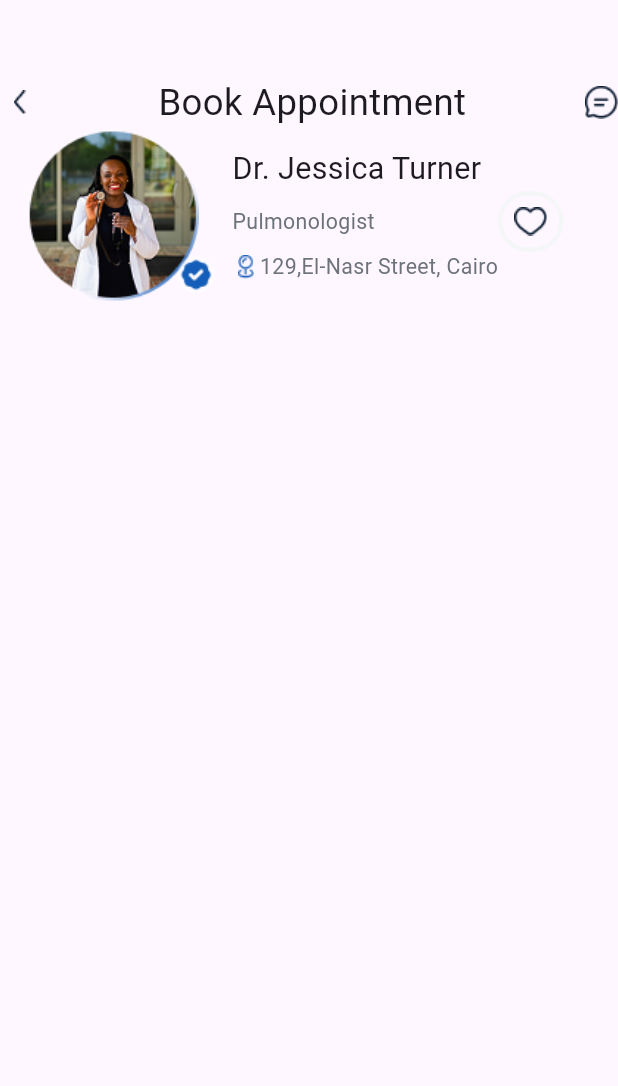
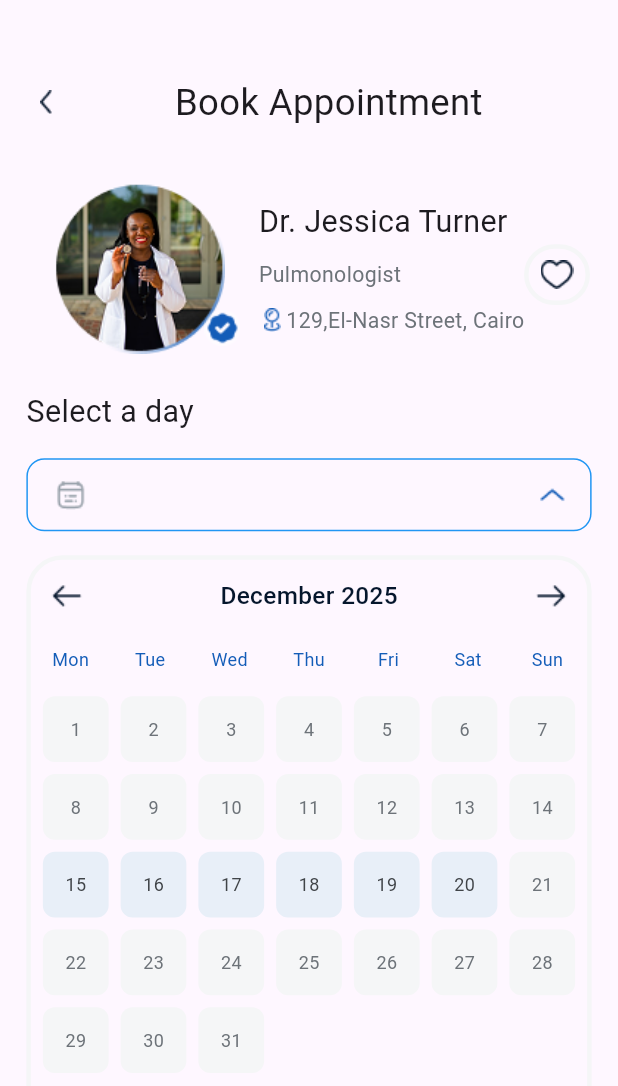
Before and after one commit to Huma-volve/Round-8-mobile-Cure-team1, a Flutter app: the Bookappointment screen opened by its route, on a phone screen of 412 x 824 dp. Shown: the top 1086 px of the screen. Run offline on Flutter 3.47's test engine with Material 3 defaults, Android fonts, the phone set to English and light mode, and no system bars; our stand-ins replace cross_file, flutter_bloc, flutter_screenutil, flutter_svg, freezed_annotation, get_it and 8 more; accounts and stored records are empty; Roboto replaces fonts that are missing (Montserrat, georgia).

Commit message:
create apointment calender

```diff
--- a/lib/core/style/colors/colors_light.dart
+++ b/lib/core/style/colors/colors_light.dart
@@ -15,6 +15,8 @@ class ColorsLight {
   static const Color transparentBrightYellow=Color(0xffF9E000);
   static const Color vividYellow=Color(0xffF9E000);
   static const Color red=Color(0xffFC4B4E);
-
+ static const Color grey1 = Color(0xffF5F6F7);
+ static const Color grey2 = Color(0xffE8EFF8);
+ static const Color darkGrey = Color(0xff404448);
 
 }
--- a/lib/core/utils/assets.dart
+++ b/lib/core/utils/assets.dart
@@ -4,7 +4,15 @@ class Assets {
 
   static const String resourceImagesAddReview = "assets/images/add_review.png";
 
+  static const String resourceImagesAltArrowDown = "assets/images/Alt_Arrow_Down.png";
+
   static const String resourceImagesArrowImage = "assets/images/arrow_image.png";
+
+  static const String resourceImagesArrowLeft = "assets/images/arrow-left.png";
+
+  static const String resourceImagesArrowRight = "assets/images/arrow-right.png";
+
+  static const String resourceImagesCalendar02 = "assets/images/calendar-02.png";
 
   static const String resourceImagesCamera = "assets/images/Camera.svg";
 
--- a/lib/features/Booking/presentation/screens/book_apointmennt_.dart
+++ b/lib/features/Booking/presentation/screens/book_apointmennt_.dart
@@ -1,7 +1,11 @@
+
+import 'package:cure_team_1/core/style/theme/app_text_styles.dart';
+import 'package:cure_team_1/features/Booking/presentation/widgets/calender.dart';
 import 'package:cure_team_1/features/Booking/presentation/widgets/doctor_details_screen_appbar.dart';
 import 'package:cure_team_1/features/Booking/presentation/widgets/doctor_details_widget.dart';
 import 'package:flutter/material.dart';
 import 'package:flutter_screenutil/flutter_screenutil.dart';
+
 
 class Bookappointment extends StatelessWidget {
   const Bookappointment({super.key});
@@ -9,12 +13,22 @@ class Bookappointment extends StatelessWidget {
   @override
   Widget build(BuildContext context) {
     return Scaffold(
-      body: Column(
-        children: [
-          SizedBox(height: 50.h,),
-            const BookingAppBar(title: 'Book Appointment',ismessageIconEnable: true,),
-            const DoctorDetailsWidget(),
-        ],
+      body: Padding(
+        padding:  EdgeInsets.symmetric(horizontal: 16.w),
+        child: Column(
+          crossAxisAlignment: CrossAxisAlignment.start,
+          children: [
+            SizedBox(height: 50.h,),
+              const BookingAppBar(title: 'Book Appointment',ismessageIconEnable: false,),
+               SizedBox(height: 35.h,),
+              const DoctorDetailsWidget(),
+               SizedBox(height: 24.h,),
+              Text('Select a day',style: AppTextStyles.georgiaRegular20,),
+              SizedBox(height: 16.h,),
+           Expanded(child:    SingleMonthCalendar())
+
+          ],
+        ),
       ),
     );
   }
--- /dev/null
+++ b/lib/features/Booking/presentation/widgets/calender.dart
@@ -0,0 +1,224 @@
+import 'package:cure_team_1/core/style/colors/colors_light.dart';
+import 'package:cure_team_1/core/style/theme/app_text_styles.dart';
+import 'package:cure_team_1/core/utils/assets.dart';
+import 'package:flutter/material.dart';
+import 'package:flutter_screenutil/flutter_screenutil.dart';
+
+class SingleMonthCalendar extends StatefulWidget {
+  const SingleMonthCalendar({super.key});
+
+  @override
+  State<SingleMonthCalendar> createState() => _SingleMonthCalendarState();
+}
+
+class _SingleMonthCalendarState extends State<SingleMonthCalendar> {
+  DateTime currentMonth = DateTime.now();
+  DateTime? selectedDate;
+
+  String? selectedDayName;
+  String? selectedMonthName;
+  String? selectedDayNumber;
+
+  List<int> availableDays = [15,16,17,18,19,20];
+
+  final monthNames = [
+    "",
+    "January","February","March","April","May","June",
+    "July","August","September","October","November","December"
+  ];
+
+  final weekDays = ["Mon", "Tue", "Wed", "Thu", "Fri", "Sat", "Sun"];
+
+  String getWeekdayName(DateTime date) {
+    const names = [
+      "Monday","Tuesday","Wednesday","Thursday","Friday","Saturday","Sunday"
+    ];
+    return names[date.weekday - 1];
+  }
+
+  @override
+  Widget build(BuildContext context) {
+    final daysInMonth =
+        DateTime(currentMonth.year, currentMonth.month + 1, 0).day;
+
+    return Column(
+      children: [
+        // ---------------- TOP CONTAINER ----------------
+        SelectedAppointementWidget(selectedDayName: selectedDayName, selectedMonthName: selectedMonthName, selectedDayNumber: selectedDayNumber),
+
+        const SizedBox(height: 16),
+
+        // ---------------- HEADER ----------------
+
+         Container(
+          height: 400.58.h,
+          width: double.infinity,
+          decoration: BoxDecoration(
+            border: Border.all(width: 3,color: ColorsLight.lightGray),
+            borderRadius: BorderRadius.circular(24)
+          ),
+          child:Column(
+            children: [
+          Row(
+          mainAxisAlignment: MainAxisAlignment.spaceBetween,
+          children: [
+            IconButton(
+              icon: Image.asset(Assets.resourceImagesArrowLeft),
+              onPressed: () {
+                setState(() {
+                  currentMonth =
+                      DateTime(currentMonth.year, currentMonth.month - 1);
+                  selectedDate = null;
+                  selectedDayName = null;
+                  selectedMonthName = null;
+                  selectedDayNumber = null;
+                });
+              },
+            ),
+            Text(
+              "${monthNames[currentMonth.month]} ${currentMonth.year}",
+              style: AppTextStyles.montserratMedum16.copyWith(color: ColorsLight.prussianBlue)
+            ),
+            IconButton(
+              icon: Image.asset(Assets.resourceImagesArrowRight),
+              onPressed: () {
+                setState(() {
+                  currentMonth =
+                      DateTime(currentMonth.year, currentMonth.month + 1);
+                  selectedDate = null;
+                  selectedDayName = null;
+                  selectedMonthName = null;
+                  selectedDayNumber = null;
+                });
+              },
+            ),
+          ],
+                 ),
+
+
+
+
+         const SizedBox(height: 10),
+
+                 // ---------------- WEEKDAY ROW ----------------
+                 Row(
+          mainAxisAlignment: MainAxisAlignment.spaceBetween,
+          children: weekDays.map((d) {
+            return Expanded(
+              child: Center(
+                child: Text(
+                  d,
+                  style:AppTextStyles.montserratRegular14.copyWith(fontSize: 12,color: ColorsLight.royalBlue)
+                ),
+              ),
+            );
+          }).toList(),
+                 ),
+
+                 const SizedBox(height: 8),
+           // ---------------- GRID ----------------
+                 Expanded(
+          child: GridView.builder(
+            padding: const EdgeInsets.all(8),
+            gridDelegate: const SliverGridDelegateWithFixedCrossAxisCount(
+              crossAxisCount: 7,
+              crossAxisSpacing: 8,
+              mainAxisSpacing: 8,
+            ),
+            itemCount: daysInMonth,
+            itemBuilder: (context, index) {
+              final day = index + 1;
+              final date =
+                  DateTime(currentMonth.year, currentMonth.month, day);
+
+              final bool isAvailable = availableDays.contains(day);
+
+              return GestureDetector(
+                onTap: isAvailable
+                    ? () {
+                        setState(() {
+                          selectedDate = date;
+                          selectedDayName = getWeekdayName(date);
+                          selectedMonthName = monthNames[currentMonth.month];
+                          selectedDayNumber = day.toString();
+                        });
+                      }
+                    : null,
+                child: Container(
+                  height: 42.h,
+                  width: 42.w,
+                  decoration: BoxDecoration(
+                    color: selectedDate == date
+                        ? Colors.blue
+                        : isAvailable
+                            ? ColorsLight.grey2
+                            : ColorsLight.grey1,
+                    borderRadius: BorderRadius.circular(8),
+                  ),
+                  alignment: Alignment.center,
+                  child: Text(
+                    "$day",
+                    style: AppTextStyles.montserratRegular14.copyWith(color:isAvailable?ColorsLight.darkGrey: ColorsLight.blueGray,fontSize: 12)
+                  ),
+                ),
+              );
+            },
+          ),
+                 ),
+            ],
+          )),
+
+
+
+
+
+      ],
+    );
+  }
+}
+
+class SelectedAppointementWidget extends StatelessWidget {
+  const SelectedAppointementWidget({
+    super.key,
+    required this.selectedDayName,
+    required this.selectedMonthName,
+    required this.selectedDayNumber,
+  });
+
+  final String? selectedDayName;
+  final String? selectedMonthName;
+  final String? selectedDayNumber;
+
+  @override
+  Widget build(BuildContext context) {
+    return Container(
+      height: 48.h,
+      width: double.infinity,
+      decoration: BoxDecoration(
+        border: Border.all(width: 1, color: Colors.blue),
+        borderRadius: BorderRadius.circular(12),
+      ),
+      padding:  EdgeInsets.only(left: 16.w,right: 12.w),
+      child: Row(
+        children: [
+           SizedBox(
+            width: 20.w,
+            height: 20.h,
+            child: Image.asset(Assets.resourceImagesCalendar02)),
+         SizedBox(width: 8.w,),
+          if (selectedDayName != null)
+            Row(
+
+              children: [
+                Text('${selectedDayName!},', style: AppTextStyles.montserratMedum16.copyWith(fontSize: 14,color: ColorsLight.prussianBlue)),
+                Text(selectedMonthName!, style: AppTextStyles.montserratMedum16.copyWith(fontSize: 14,color: ColorsLight.prussianBlue)),
+                Text(selectedDayNumber!,style: AppTextStyles.montserratMedum16.copyWith(fontSize: 14,color: ColorsLight.prussianBlue))
+              ],
+            ),
+          Spacer(),
+             Image.asset(Assets.resourceImagesAltArrowDown),
+        ],
+      ),
+    );
+  }
+}
--- a/lib/features/Booking/presentation/widgets/scrollable_content.dart
+++ b/lib/features/Booking/presentation/widgets/scrollable_content.dart
@@ -32,7 +32,8 @@ class ScrollableContent extends StatelessWidget {
             SizedBox(height: 24.h,),
            const AddReviewAndRating(),
            SizedBox(height: 24.h,),
-           const   CommentDesplay()
+           const   CommentDesplay(),
+           SizedBox(height:300.h),
           ],
         ),
       ],
--- a/lib/main.dart
+++ b/lib/main.dart
@@ -12,8 +12,6 @@ void main() async {
   Bloc.observer = AppBlocObserver();
   await SharedPref().instantiatePreferences();
   await setupInjector();
-
-  //عشان لما التلفون يقلب على الجمب البرنامج  ميقلبش معاه
   await SystemChrome.setPreferredOrientations(
     [DeviceOrientation.portraitDown, DeviceOrientation.portraitUp],
   );
--- a/pubspec.yaml
+++ b/pubspec.yaml
@@ -27,12 +27,12 @@ dependencies:
   intl_phone_number_input: ^0.7.5
   permission_handler: ^11.2.0
   pinput: ^6.0.1
+  scrollable_clean_calendar: ^1.5.0
   shared_preferences: ^2.2.2
   shimmer: ^3.0.0
   smooth_page_indicator: ^1.1.0+2
 
 dev_dependencies:
-  # flutter_launcher_icons: ^0.13.1
   build_runner: ^2.4.9
   flutter_lints: ^3.0.0
   flutter_test:
```
Also changed, not shown: assets/images/Alt_Arrow_Down.png (added), assets/images/arrow-left.png (added), assets/images/arrow-right.png (added), assets/images/calendar-02.png (added), pubspec.lock.
